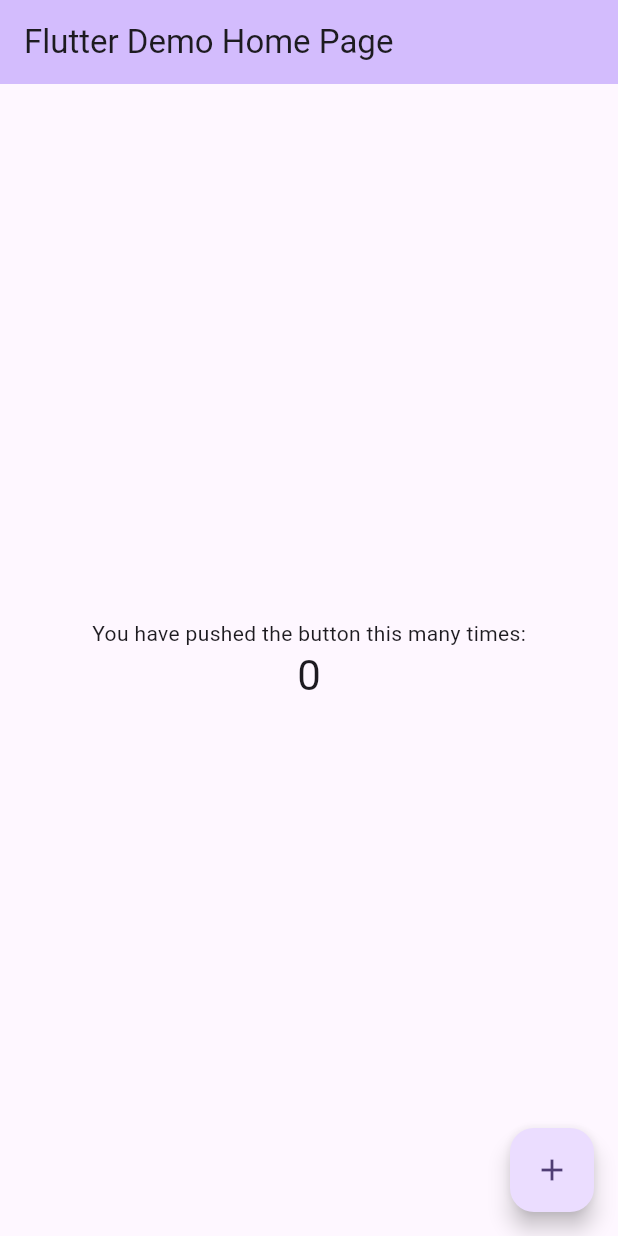
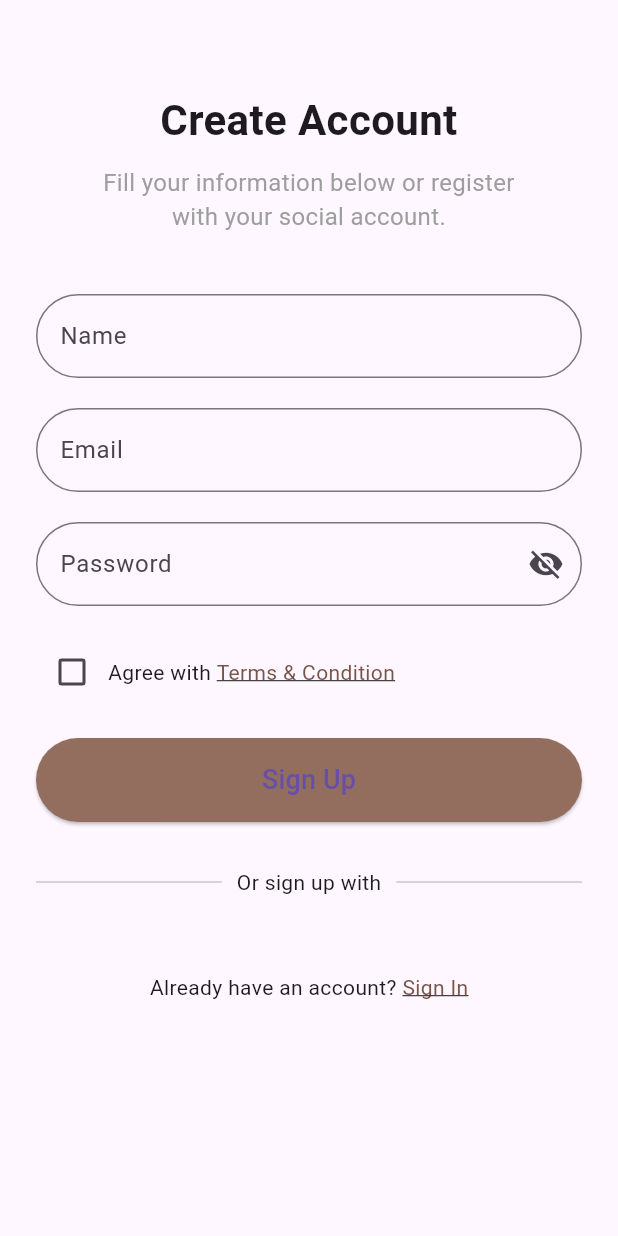
Before and after one commit to yousefemadkhazbak183/la_rase_store_project, a Flutter app: the screen it shows after launch, on a phone screen of 412 x 824 dp. Run offline on Flutter 3.47's test engine with Material 3 defaults, Android fonts, the phone set to English and light mode, and no system bars.

Commit message:
- handel UI regesiter screen.

```diff
--- /dev/null
+++ b/lib/features/sign_up/presentation/widgets/create_account_page.dart
@@ -0,0 +1,158 @@
+import 'package:flutter/material.dart';
+
+class CreateAccountPage extends StatefulWidget {
+  @override
+  _CreateAccountPageState createState() => _CreateAccountPageState();
+}
+
+class _CreateAccountPageState extends State<CreateAccountPage> {
+  bool agree = false;
+
+  @override
+  Widget build(BuildContext context) {
+    return Scaffold(
+      body: Padding(
+        padding: EdgeInsets.symmetric(horizontal: 24.0),
+        child: ListView(
+          children: [
+            SizedBox(height: 60),
+            Text(
+              "Create Account",
+              style: TextStyle(fontSize: 28, fontWeight: FontWeight.bold),
+              textAlign: TextAlign.center,
+            ),
+            SizedBox(height: 10),
+            Text(
+              "Fill your information below or register\nwith your social account.",
+              style: TextStyle(fontSize: 16, color: Colors.grey),
+              textAlign: TextAlign.center,
+            ),
+            SizedBox(height: 40),
+            TextField(
+              decoration: InputDecoration(
+                labelText: "Name",
+                hintText: "John Doe",
+                border: OutlineInputBorder(
+                  borderRadius: BorderRadius.circular(30),
+                ),
+              ),
+            ),
+            SizedBox(height: 20),
+            TextField(
+              decoration: InputDecoration(
+                labelText: "Email",
+                hintText: "example@gmail.com",
+                border: OutlineInputBorder(
+                  borderRadius: BorderRadius.circular(30),
+                ),
+              ),
+            ),
+            SizedBox(height: 20),
+            TextField(
+              obscureText: true,
+              decoration: InputDecoration(
+                labelText: "Password",
+                hintText: "***********",
+                suffixIcon: Icon(Icons.visibility_off),
+                border: OutlineInputBorder(
+                  borderRadius: BorderRadius.circular(30),
+                ),
+              ),
+            ),
+            SizedBox(height: 20),
+            Row(
+              children: [
+                Checkbox(
+                  value: agree,
+                  activeColor: Color(0xFF936e5f),
+                  onChanged: (value) {
+                    setState(() {
+                      agree = value!;
+                    });
+                  },
+                ),
+                Text("Agree with "),
+                GestureDetector(
+                  onTap: () {
+
+                  },
+                  child: Text(
+                    "Terms & Condition",
+                    style: TextStyle(
+                        decoration: TextDecoration.underline,
+                        color: Colors.brown),
+                  ),
+                ),
+              ],
+            ),
+            SizedBox(height: 20),
+            ElevatedButton(
+              onPressed: () {},
+              style: ElevatedButton.styleFrom(
+                backgroundColor: Color(0xFF936e5f),
+                shape: RoundedRectangleBorder(
+                  borderRadius: BorderRadius.circular(30),
+                ),
+                padding: EdgeInsets.symmetric(vertical: 15),
+              ),
+              child: Text("Sign Up", style: TextStyle(fontSize: 18)),
+            ),
+            SizedBox(height: 30),
+            Row(
+              children: [
+                Expanded(child: Divider(thickness: 1)),
+                Padding(
+                  padding: const EdgeInsets.symmetric(horizontal: 10),
+                  child: Text("Or sign up with"),
+                ),
+                Expanded(child: Divider(thickness: 1)),
+              ],
+            ),
+            SizedBox(height: 20),
+            Row(
+              mainAxisAlignment: MainAxisAlignment.spaceEvenly,
+              // children: [
+              //   _buildSocialIcon('assets/apple.png'),
+              //   _buildSocialIcon('assets/google.png'),
+              //   _buildSocialIcon('assets/facebook.png'),
+              // ],
+            ),
+            SizedBox(height: 30),
+            Row(
+              mainAxisAlignment: MainAxisAlignment.center,
+              children: [
+                Text("Already have an account? "),
+                GestureDetector(
+                  onTap: () {
+
+                  },
+                  child: Text(
+                    "Sign In",
+                    style: TextStyle(
+                        decoration: TextDecoration.underline,
+                        color: Colors.brown),
+                  ),
+                )
+              ],
+            ),
+          ],
+        ),
+      ),
+    );
+  }
+
+  Widget _buildSocialIcon(String imagePath) {
+    return Container(
+      padding: EdgeInsets.all(12),
+      decoration: BoxDecoration(
+        shape: BoxShape.circle,
+        border: Border.all(color: Colors.grey),
+      ),
+      child: Image.asset(
+        imagePath,
+        height: 30,
+        width: 30,
+      ),
+    );
+  }
+}
--- a/lib/main.dart
+++ b/lib/main.dart
@@ -1,122 +1,27 @@
 import 'package:flutter/material.dart';
+import 'package:la_rase_store_project/features/sign_up/presentation/widgets/create_account_page.dart';
+import 'package:la_rase_store_project/features/sign_up/presentation/widgets/sign_in_page.dart';
+
 
 void main() {
-  runApp(const MyApp());
+  runApp(MyApp());
 }
 
 class MyApp extends StatelessWidget {
-  const MyApp({super.key});
-
-  // This widget is the root of your application.
   @override
   Widget build(BuildContext context) {
     return MaterialApp(
-      title: 'Flutter Demo',
+      title: 'Auth UI',
+      debugShowCheckedModeBanner: false,
       theme: ThemeData(
-        // This is the theme of your application.
-        //
-        // TRY THIS: Try running your application with "flutter run". You'll see
-        // the application has a purple toolbar. Then, without quitting the app,
-        // try changing the seedColor in the colorScheme below to Colors.green
-        // and then invoke "hot reload" (save your changes or press the "hot
-        // reload" button in a Flutter-supported IDE, or press "r" if you used
-        // the command line to start the app).
-        //
-        // Notice that the counter didn't reset back to zero; the application
-        // state is not lost during the reload. To reset the state, use hot
-        // restart instead.
-        //
-        // This works for code too, not just values: Most code changes can be
-        // tested with just a hot reload.
-        colorScheme: ColorScheme.fromSeed(seedColor: Colors.deepPurple),
+        primarySwatch: Colors.brown,
+        fontFamily: 'Roboto',
       ),
-      home: const MyHomePage(title: 'Flutter Demo Home Page'),
+      initialRoute: '/signup',
+      routes: {
+        '/signup': (context) => CreateAccountPage(),
+        '/signin': (context) => SignInPage(),
+      },
     );
   }
 }
-
-class MyHomePage extends StatefulWidget {
-  const MyHomePage({super.key, required this.title});
-
-  // This widget is the home page of your application. It is stateful, meaning
-  // that it has a State object (defined below) that contains fields that affect
-  // how it looks.
-
-  // This class is the configuration for the state. It holds the values (in this
-  // case the title) provided by the parent (in this case the App widget) and
-  // used by the build method of the State. Fields in a Widget subclass are
-  // always marked "final".
-
-  final String title;
-
-  @override
-  State<MyHomePage> createState() => _MyHomePageState();
-}
-
-class _MyHomePageState extends State<MyHomePage> {
-  int _counter = 0;
-
-  void _incrementCounter() {
-    setState(() {
-      // This call to setState tells the Flutter framework that something has
-      // changed in this State, which causes it to rerun the build method below
-      // so that the display can reflect the updated values. If we changed
-      // _counter without calling setState(), then the build method would not be
-      // called again, and so nothing would appear to happen.
-      _counter++;
-    });
-  }
-
-  @override
-  Widget build(BuildContext context) {
-    // This method is rerun every time setState is called, for instance as done
-    // by the _incrementCounter method above.
-    //
-    // The Flutter framework has been optimized to make rerunning build methods
-    // fast, so that you can just rebuild anything that needs updating rather
-    // than having to individually change instances of widgets.
-    return Scaffold(
-      appBar: AppBar(
-        // TRY THIS: Try changing the color here to a specific color (to
-        // Colors.amber, perhaps?) and trigger a hot reload to see the AppBar
-        // change color while the other colors stay the same.
-        backgroundColor: Theme.of(context).colorScheme.inversePrimary,
-        // Here we take the value from the MyHomePage object that was created by
-        // the App.build method, and use it to set our appbar title.
-        title: Text(widget.title),
-      ),
-      body: Center(
-        // Center is a layout widget. It takes a single child and positions it
-        // in the middle of the parent.
-        child: Column(
-          // Column is also a layout widget. It takes a list of children and
-          // arranges them vertically. By default, it sizes itself to fit its
-          // children horizontally, and tries to be as tall as its parent.
-          //
-          // Column has various properties to control how it sizes itself and
-          // how it positions its children. Here we use mainAxisAlignment to
-          // center the children vertically; the main axis here is the vertical
-          // axis because Columns are vertical (the cross axis would be
-          // horizontal).
-          //
-          // TRY THIS: Invoke "debug painting" (choose the "Toggle Debug Paint"
-          // action in the IDE, or press "p" in the console), to see the
-          // wireframe for each widget.
-          mainAxisAlignment: MainAxisAlignment.center,
-          children: <Widget>[
-            const Text('You have pushed the button this many times:'),
-            Text(
-              '$_counter',
-              style: Theme.of(context).textTheme.headlineMedium,
-            ),
-          ],
-        ),
-      ),
-      floatingActionButton: FloatingActionButton(
-        onPressed: _incrementCounter,
-        tooltip: 'Increment',
-        child: const Icon(Icons.add),
-      ), // This trailing comma makes auto-formatting nicer for build methods.
-    );
-  }
-}
```
Also changed, not shown: lib/features/sign_up/presentation/widgets/sign_in_page.dart (added, +135 -0 lines), 1 other file.
